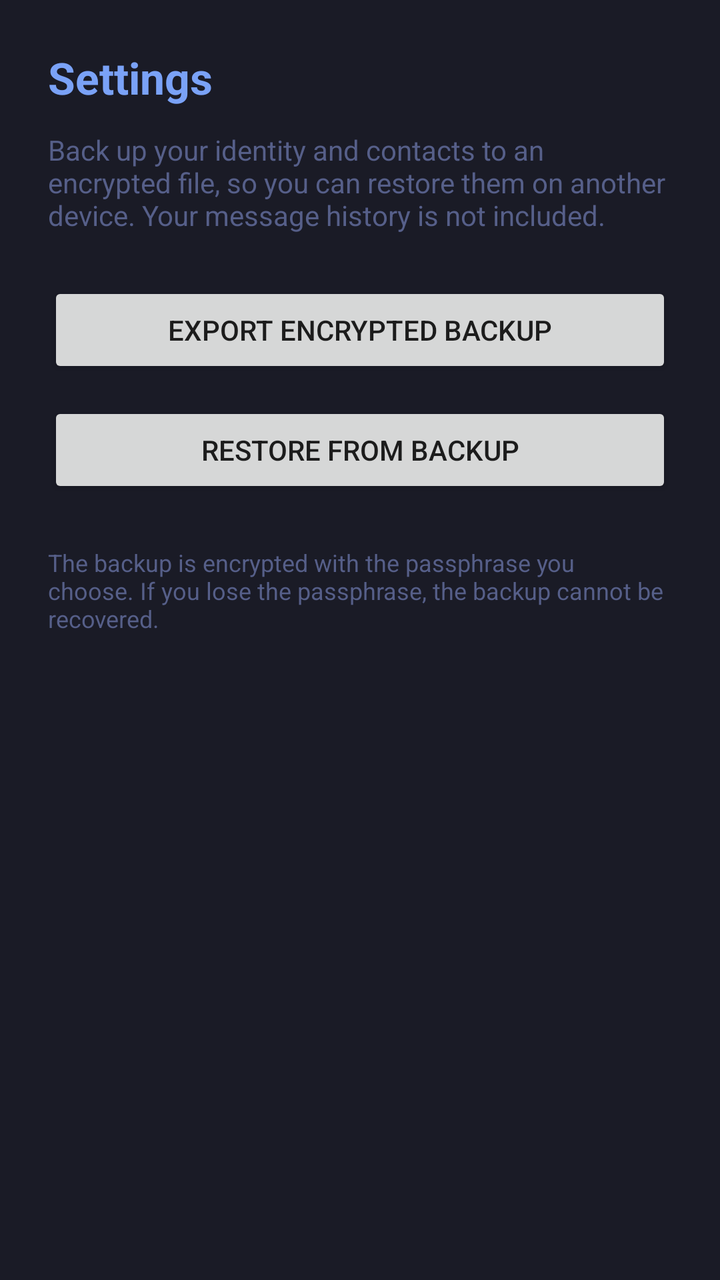
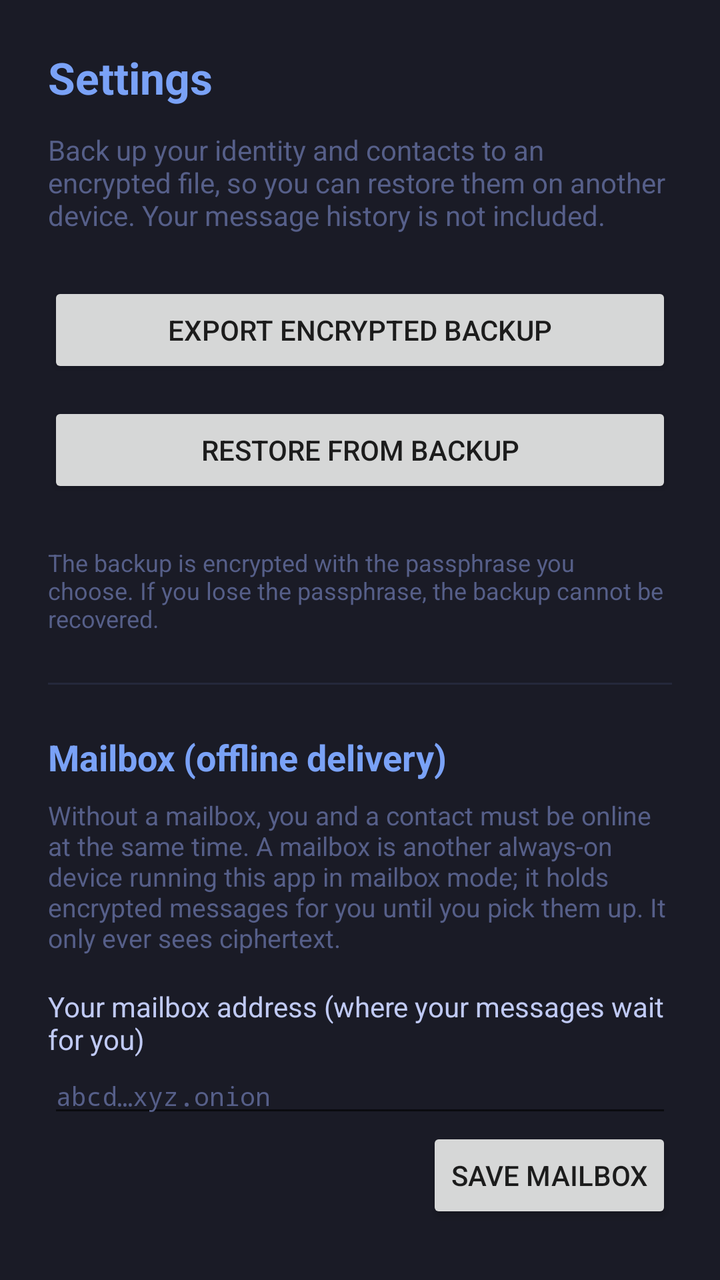

An Android layout rendered at two revisions. The XML below is the earlier revision; the diff shows what the commit changed to produce the second picture.
<!-- AndroidManifest.xml: application theme Theme.LegendMessage -->
<!-- res/layout/activity_settings.xml -->
<?xml version="1.0" encoding="utf-8"?>
<LinearLayout
    xmlns:android="http://schemas.android.com/apk/res/android"
    android:layout_width="match_parent"
    android:layout_height="match_parent"
    android:background="@color/tn_bg"
    android:orientation="vertical"
    android:padding="24dp">

    <TextView
        android:layout_width="wrap_content"
        android:layout_height="wrap_content"
        android:text="@string/settings_title"
        android:textColor="@color/tn_blue"
        android:textSize="22sp"
        android:textStyle="bold" />

    <TextView
        android:layout_width="match_parent"
        android:layout_height="wrap_content"
        android:layout_marginTop="12dp"
        android:text="@string/settings_backup_blurb"
        android:textColor="@color/tn_dim"
        android:textSize="14sp" />

    <Button
        android:id="@+id/exportButton"
        android:layout_width="match_parent"
        android:layout_height="wrap_content"
        android:layout_marginTop="24dp"
        android:text="@string/settings_export" />

    <Button
        android:id="@+id/importButton"
        android:layout_width="match_parent"
        android:layout_height="wrap_content"
        android:layout_marginTop="12dp"
        android:text="@string/settings_import" />

    <TextView
        android:layout_width="match_parent"
        android:layout_height="wrap_content"
        android:layout_marginTop="24dp"
        android:text="@string/settings_footnote"
        android:textColor="@color/tn_dim"
        android:textSize="12sp" />
</LinearLayout>
<!-- resources referenced by this layout -->
<resources>
  <color name="tn_bg">#1A1B26</color>
  <color name="tn_blue">#7AA2F7</color>
  <color name="tn_dim">#565F89</color>
  <string name="settings_backup_blurb">Back up your identity and contacts to an encrypted file, so you can restore them on another device. Your message history is not included.</string>
  <string name="settings_export">Export encrypted backup</string>
  <string name="settings_footnote">The backup is encrypted with the passphrase you choose. If you lose the passphrase, the backup cannot be recovered.</string>
  <string name="settings_import">Restore from backup</string>
  <string name="settings_title">Settings</string>
  <style name="Theme.LegendMessage" parent="Theme.AppCompat.DayNight.NoActionBar">
          <item name="colorPrimary">@color/tn_blue</item>
          <item name="colorPrimaryDark">@color/tn_bg</item>
          <item name="colorAccent">@color/tn_blue</item>
          <item name="android:windowBackground">@color/tn_bg</item>
          <item name="android:statusBarColor">@color/tn_bg</item>
      </style>
</resources>

<!-- the commit's change to res/layout/activity_settings.xml (unified diff, before → after) -->
@@ -44,4 +44,77 @@
         android:text="@string/settings_footnote"
         android:textColor="@color/tn_dim"
         android:textSize="12sp" />
+
+    <View
+        android:layout_width="match_parent"
+        android:layout_height="1dp"
+        android:layout_marginVertical="24dp"
+        android:background="@color/tn_surface" />
+
+    <TextView
+        android:layout_width="wrap_content"
+        android:layout_height="wrap_content"
+        android:text="@string/mailbox_title"
+        android:textColor="@color/tn_blue"
+        android:textSize="18sp"
+        android:textStyle="bold" />
+
+    <TextView
+        android:layout_width="match_parent"
+        android:layout_height="wrap_content"
+        android:layout_marginTop="8dp"
+        android:text="@string/mailbox_blurb"
+        android:textColor="@color/tn_dim"
+        android:textSize="13sp" />
+
+    <TextView
+        android:layout_width="match_parent"
+        android:layout_height="wrap_content"
+        android:layout_marginTop="16dp"
+        android:text="@string/mailbox_my_address_label"
+        android:textColor="@color/tn_fg"
+        android:textSize="14sp" />
+
+    <EditText
+        android:id="@+id/mailboxAddressInput"
+        android:layout_width="match_parent"
+        android:layout_height="wrap_content"
+        android:fontFamily="monospace"
+        android:hint="@string/mailbox_my_address_hint"
+        android:inputType="textNoSuggestions"
+        android:textColor="@color/tn_fg"
+        android:textColorHint="@color/tn_dim"
+        android:textSize="13sp" />
+
+    <Button
+        android:id="@+id/mailboxSaveButton"
+        android:layout_width="wrap_content"
+        android:layout_height="wrap_content"
+        android:layout_gravity="end"
+        android:text="@string/mailbox_save" />
+
+    <CheckBox
+        android:id="@+id/mailboxModeCheck"
+        android:layout_width="match_parent"
+        android:layout_height="wrap_content"
+        android:layout_marginTop="12dp"
+        android:text="@string/mailbox_mode_label"
+        android:textColor="@color/tn_fg" />
+
+    <TextView
+        android:layout_width="match_parent"
+        android:layout_height="wrap_content"
+        android:layout_marginTop="12dp"
+        android:text="@string/mailbox_this_device_label"
+        android:textColor="@color/tn_dim"
+        android:textSize="12sp" />
+
+    <TextView
+        android:id="@+id/mailboxThisDevice"
+        android:layout_width="match_parent"
+        android:layout_height="wrap_content"
+        android:fontFamily="monospace"
+        android:textColor="@color/tn_green"
+        android:textIsSelectable="true"
+        android:textSize="12sp" />
 </LinearLayout>
<!-- resource entries referenced after the edit -->
@@ -3,6 +3,16 @@
   <color name="tn_bg">#1A1B26</color>
   <color name="tn_blue">#7AA2F7</color>
   <color name="tn_dim">#565F89</color>
+  <color name="tn_fg">#C0CAF5</color>
+  <color name="tn_green">#9ECE6A</color>
+  <color name="tn_surface">#24283B</color>
+  <string name="mailbox_blurb">Without a mailbox, you and a contact must be online at the same time. A mailbox is another always-on device running this app in mailbox mode; it holds encrypted messages for you until you pick them up. It only ever sees ciphertext.</string>
+  <string name="mailbox_mode_label">Run this device as a mailbox for my contacts</string>
+  <string name="mailbox_my_address_hint">abcd…xyz.onion</string>
+  <string name="mailbox_my_address_label">Your mailbox address (where your messages wait for you)</string>
+  <string name="mailbox_save">Save mailbox</string>
+  <string name="mailbox_this_device_label">This device\'s address (use it as a mailbox on your other device):</string>
+  <string name="mailbox_title">Mailbox (offline delivery)</string>
   <string name="settings_backup_blurb">Back up your identity and contacts to an encrypted file, so you can restore them on another device. Your message history is not included.</string>
   <string name="settings_export">Export encrypted backup</string>
   <string name="settings_footnote">The backup is encrypted with the passphrase you choose. If you lose the passphrase, the backup cannot be recovered.</string>
